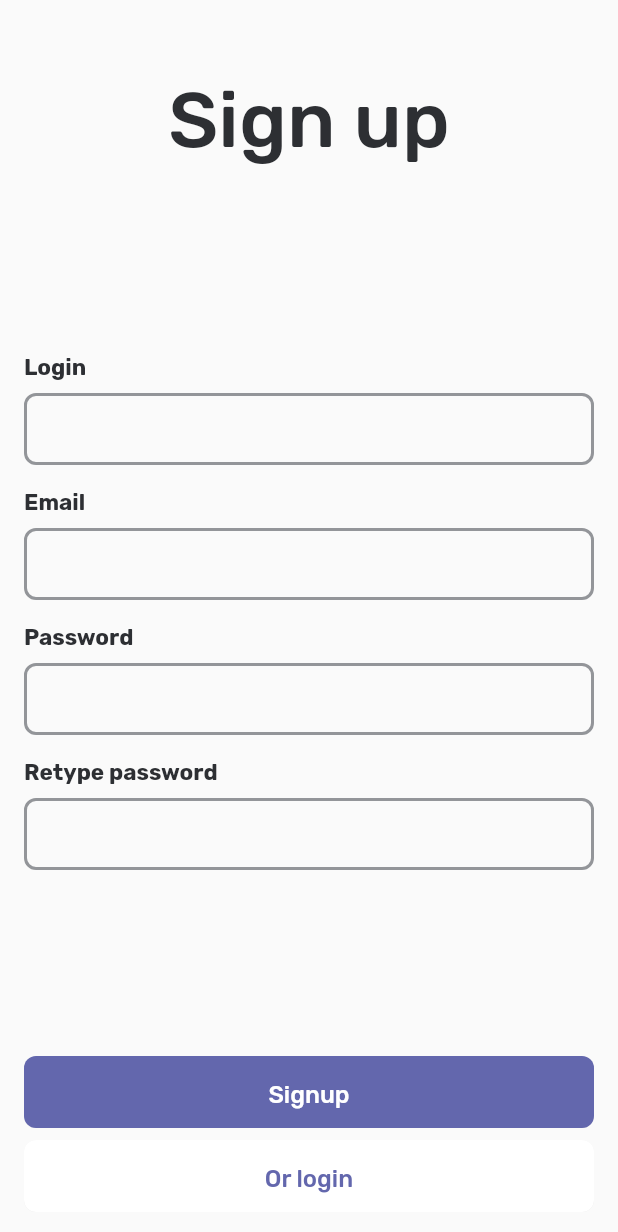
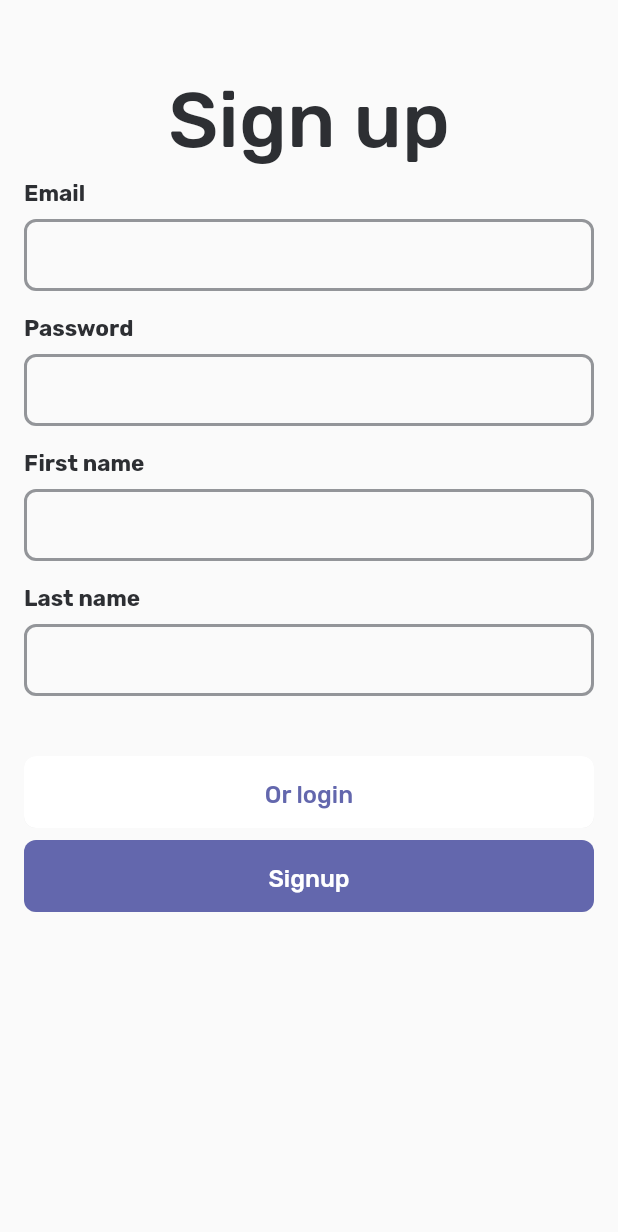
Before and after one commit to kormax/Oracle, a Flutter app: the screen it shows after launch, after a tap on "Login", after a tap on "Or signup", on a phone screen of 412 x 824 dp. Shown: the top 1232 px of the screen. Run offline on Flutter 3.47's test engine with Material 2 defaults, Android fonts, the phone set to English and light mode, and no system bars; our stand-ins replace fl_chart, flutter_svg; accounts and stored records are empty; network calls fail.

```diff
--- a/lib/entities/user.dart
+++ b/lib/entities/user.dart
@@ -7,7 +7,14 @@ class User {
 
   User(this.last_name, this.first_name, this.email, this.password, this.name);
 
-  User.Register(
+  User.register(
       {String last_name, String first_name, String email, String password})
       : this(last_name, first_name, email, password, null);
+
+  User.registerFromJson(Map<String, dynamic> json)
+      : this.register(
+            password: json['password'],
+            email: json['email'],
+            first_name: json['first_name'],
+            last_name: json['last_name']);
 }
--- a/lib/environment/environment.dart
+++ b/lib/environment/environment.dart
@@ -1,5 +1,6 @@
 import 'package:data/environment/environment.model.dart';
 
+// 192.168.0.132 - change to your local ip address
 final environment = const EnvironmentModel(
     authUrl: "192.168.0.132:8001"
 );
--- a/lib/screens/initial/login.dart
+++ b/lib/screens/initial/login.dart
@@ -2,6 +2,7 @@ import 'dart:io';
 
 import 'package:data/constants.dart';
 import 'package:data/services/auth_service.dart';
+import 'package:data/utils/form_group_util.dart';
 import 'package:data/widgets/button.dart';
 import 'package:data/widgets/entry_field.dart';
 import 'package:data/widgets/entry_field_type.dart';
@@ -18,8 +19,7 @@ class LoginScreen extends StatefulWidget {
 }
 
 class _LoginScreenState extends State<LoginScreen> {
-  var emailController = TextEditingController();
-  var passwordController = TextEditingController();
+  FormGroupUtil loginFormGroup = new FormGroupUtil(['email', 'password']);
 
   @override
   Widget build(BuildContext context) {
@@ -55,12 +55,12 @@ class _LoginScreenState extends State<LoginScreen> {
                 EntryField(
                   label: "Login",
                   type: EntryFieldType.plaintext,
-                  controller: emailController,
+                  controller: loginFormGroup.getFormControl('email'),
                 ),
                 EntryField(
                   label: "Password",
                   type: EntryFieldType.password,
-                  controller: passwordController,
+                  controller: loginFormGroup.getFormControl('password'),
                 ),
                 Spacer(),
                 LoginButton(),
@@ -86,16 +86,21 @@ class _LoginScreenState extends State<LoginScreen> {
         color: Colors_.primaryNormal,
         textColor: Colors_.grayscaleWhite,
         onPressed: () {
+          Map<String, String> fromData = loginFormGroup.getFormGroupValue();
+
           AuthService.loginUser(
-                  login: emailController.text,
-                  password: passwordController.text)
+                  login: fromData['email'], password: fromData['password'])
               .then((Response response) {
             if (response.statusCode == HttpStatus.ok) {
               Navigator.popAndPushNamed(context, "/main");
             }
 
             if (response.statusCode == HttpStatus.unauthorized) {
-              print('sdasdf');
+              ScaffoldMessenger.of(context).showSnackBar(
+                SnackBar(
+                  content: const Text('Wrong credentials!'),
+                ),
+              );
             }
           });
         },
--- a/lib/screens/initial/signup.dart
+++ b/lib/screens/initial/signup.dart
@@ -1,8 +1,14 @@
+import 'dart:io';
+
 import 'package:data/constants.dart';
+import 'package:data/entities/user.dart';
+import 'package:data/services/auth_service.dart';
+import 'package:data/utils/form_group_util.dart';
 import 'package:data/widgets/button.dart';
 import 'package:data/widgets/entry_field.dart';
 import 'package:data/widgets/entry_field_type.dart';
 import 'package:flutter/material.dart';
+import 'package:http/http.dart';
 
 
 class SignUpScreen extends StatefulWidget {
@@ -15,13 +21,14 @@ class SignUpScreen extends StatefulWidget {
 }
 
 class _SignUpScreenState extends State<SignUpScreen> {
+  FormGroupUtil signUpFormGroup = new FormGroupUtil(['email', 'password', 'first_name', 'last_name']);
 
   @override
   Widget build(BuildContext context) {
     return Scaffold(
         body: LayoutBuilder(
             builder: (BuildContext context, BoxConstraints constraints) {
-              if (constraints.maxHeight <= 512 + 128) {
+              if (constraints.maxHeight <= 512 + 128 || true) {
                 return SingleChildScrollView(
                   padding: EdgeInsets.all(16),
                   child: Column(
@@ -35,10 +42,10 @@ class _SignUpScreenState extends State<SignUpScreen> {
                       ),
 
 
-                      EntryField(label: "Login", type: EntryFieldType.plaintext),
-                      EntryField(label: "Email", type: EntryFieldType.plaintext),
-                      EntryField(label: "Password", type: EntryFieldType.password),
-                      EntryField(label: "Retype password", type: EntryFieldType.password),
+                      EntryField(label: "Email", type: EntryFieldType.plaintext, controller: signUpFormGroup.getFormControl('email'),),
+                      EntryField(label: "Password", type: EntryFieldType.password, controller: signUpFormGroup.getFormControl('password')),
+                      EntryField(label: "First name", type: EntryFieldType.plaintext, controller: signUpFormGroup.getFormControl('first_name')),
+                      EntryField(label: "Last name", type: EntryFieldType.password, controller: signUpFormGroup.getFormControl('last_name')),
 
 
                       SizedBox(height: 32),
@@ -65,10 +72,10 @@ class _SignUpScreenState extends State<SignUpScreen> {
 
                         Spacer(),
 
-                        EntryField(label: "Login", type: EntryFieldType.plaintext),
-                        EntryField(label: "Email", type: EntryFieldType.plaintext),
-                        EntryField(label: "Password", type: EntryFieldType.password),
-                        EntryField(label: "Retype password", type: EntryFieldType.password),
+                        EntryField(label: "Email", type: EntryFieldType.plaintext, controller: signUpFormGroup.getFormControl('email'),),
+                        EntryField(label: "Password", type: EntryFieldType.password, controller: signUpFormGroup.getFormControl('password')),
+                        EntryField(label: "First name", type: EntryFieldType.plaintext, controller: signUpFormGroup.getFormControl('first_name')),
+                        EntryField(label: "Last name", type: EntryFieldType.password, controller: signUpFormGroup.getFormControl('last_name')),
 
                         Spacer(),
 
@@ -88,7 +95,14 @@ class _SignUpScreenState extends State<SignUpScreen> {
     text: "Signup",
     color: Colors_.primaryNormal,
     textColor: Colors_.grayscaleWhite,
-    onPressed: () => Navigator.popAndPushNamed(context, "/main"),
+    onPressed: () {
+      print(signUpFormGroup.getFormGroupValue());
+
+      AuthService.registerUser(signUpFormGroup.getFormGroupValue())
+      .then((Response response) {
+        if (response.statusCode == HttpStatus.created) Navigator.popAndPushNamed(context, "/main");
+      });
+    },
   );
 
   Widget LoginButton() => Button(
--- a/lib/services/api-urls.dart
+++ b/lib/services/api-urls.dart
@@ -6,6 +6,6 @@ class ApiUrls {
   }
 
   static Uri getRegisterUrl() {
-    return Uri.http(environment.authUrl, "/register");
+    return Uri.http(environment.authUrl, "/register/");
   }
 }
--- a/lib/services/auth_service.dart
+++ b/lib/services/auth_service.dart
@@ -9,7 +9,9 @@ class AuthService {
         body: {'email': login, 'password': password});
   }
 
-  static Future<Response> registerUser(User user) {
-    return http.post(ApiUrls.getLoginUrl(), body: user);
+  static Future<Response> registerUser(dynamic user) {
+    print(user);
+
+    return http.post(ApiUrls.getRegisterUrl(), body: user);
   }
 }
--- /dev/null
+++ b/lib/utils/form_group_util.dart
@@ -0,0 +1,19 @@
+import 'package:flutter/cupertino.dart';
+
+class FormGroupUtil {
+  Map<String, TextEditingController> formControls = Map();
+
+  FormGroupUtil(List<String> controlNames) {
+    controlNames.forEach((element) {
+      formControls[element] = TextEditingController();
+    });
+  }
+
+  TextEditingController getFormControl(String controlName) {
+    return formControls[controlName];
+  }
+
+  Map<String, String> getFormGroupValue() {
+    return formControls.map((key, value) => MapEntry(key, value.text));
+  }
+}
--- a/lib/widgets/entry_field.dart
+++ b/lib/widgets/entry_field.dart
@@ -17,6 +17,7 @@ class EntryField extends StatelessWidget {
 
     if (controller != null) {
       textController = controller;
+      textController.text = value ?? '';
     }
   }
 
```
